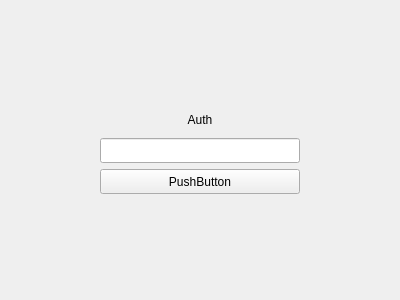
First picture: the form in loginwidget.ui, repository inkgnt/CryptPass, before the edit.
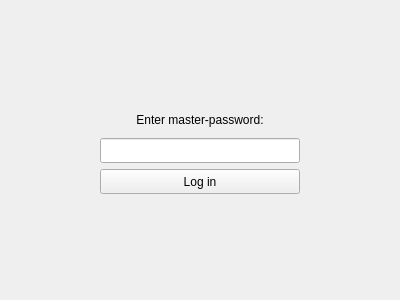
Second picture: the form after the edit.

Diff of the .ui file:
```diff
--- a/loginwidget.ui
+++ b/loginwidget.ui
@@ -49,7 +49,7 @@
       </size>
      </property>
      <property name="text">
-      <string>Auth</string>
+      <string>Enter master-password:</string>
      </property>
      <property name="alignment">
       <set>Qt::AlignmentFlag::AlignCenter</set>
@@ -127,7 +127,7 @@
       </size>
      </property>
      <property name="text">
-      <string>PushButton</string>
+      <string>Log in</string>
      </property>
     </widget>
    </item>
```
